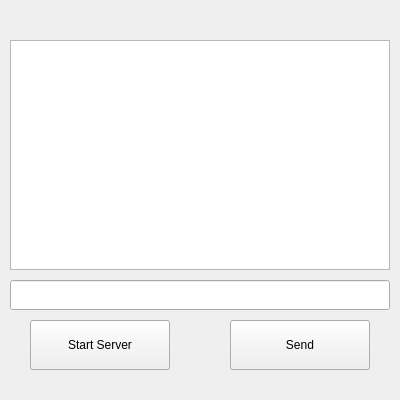
Qt form tcpserver.ui (kar3798/TCPServer_QtCreator) before a commit.
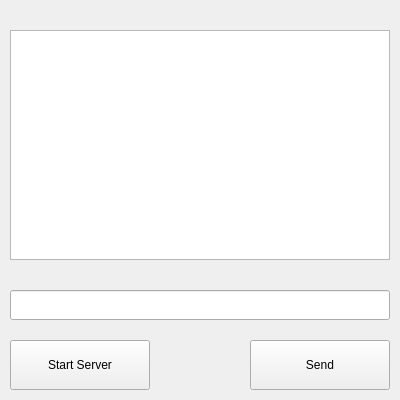
The same form after that commit.

```diff
--- a/tcpserver.ui
+++ b/tcpserver.ui
@@ -30,8 +30,8 @@
    <widget class="QPushButton" name="startServer">
     <property name="geometry">
      <rect>
-      <x>30</x>
-      <y>320</y>
+      <x>10</x>
+      <y>340</y>
       <width>140</width>
       <height>50</height>
      </rect>
@@ -43,8 +43,8 @@
    <widget class="QPushButton" name="sendButton">
     <property name="geometry">
      <rect>
-      <x>230</x>
-      <y>320</y>
+      <x>250</x>
+      <y>340</y>
       <width>140</width>
       <height>50</height>
      </rect>
@@ -57,7 +57,7 @@
     <property name="geometry">
      <rect>
       <x>10</x>
-      <y>280</y>
+      <y>290</y>
       <width>380</width>
       <height>30</height>
      </rect>
@@ -67,12 +67,38 @@
     <property name="geometry">
      <rect>
       <x>10</x>
-      <y>40</y>
+      <y>30</y>
       <width>380</width>
       <height>230</height>
      </rect>
     </property>
    </widget>
+   <widget class="QLabel" name="label_instruction">
+    <property name="geometry">
+     <rect>
+      <x>10</x>
+      <y>270</y>
+      <width>380</width>
+      <height>20</height>
+     </rect>
+    </property>
+    <property name="text">
+     <string/>
+    </property>
+   </widget>
+   <widget class="QLabel" name="label_instruction_2">
+    <property name="geometry">
+     <rect>
+      <x>250</x>
+      <y>320</y>
+      <width>140</width>
+      <height>20</height>
+     </rect>
+    </property>
+    <property name="text">
+     <string/>
+    </property>
+   </widget>
   </widget>
   <widget class="QMenuBar" name="menubar">
    <property name="geometry">
```
Left out of the diff: 2 changed lines with no effect on the pictures.
